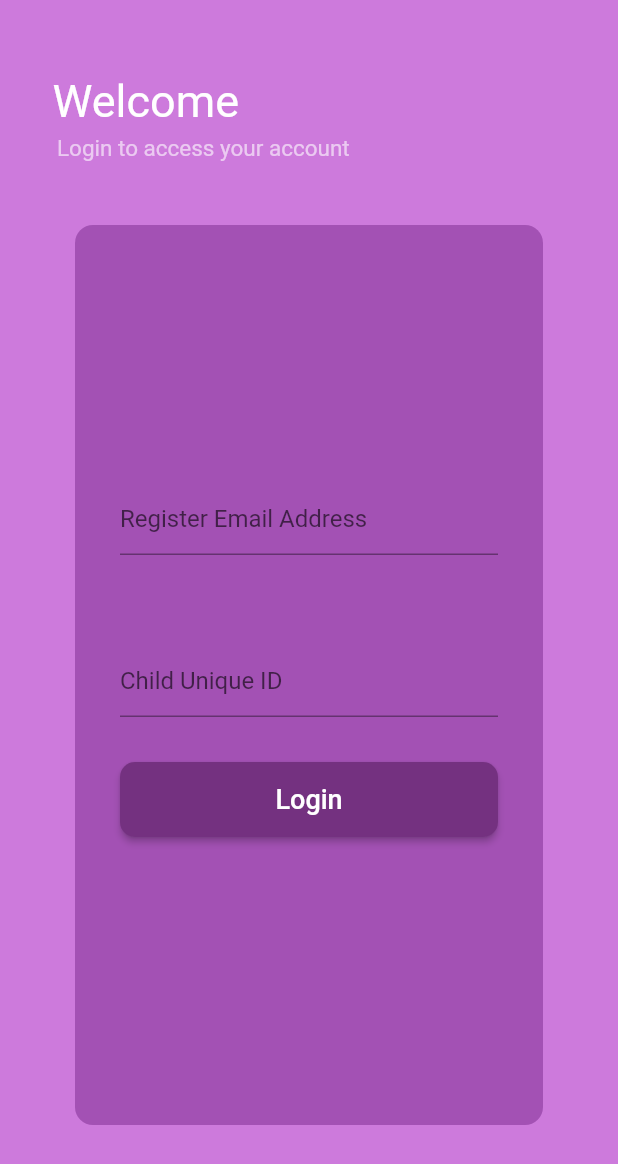
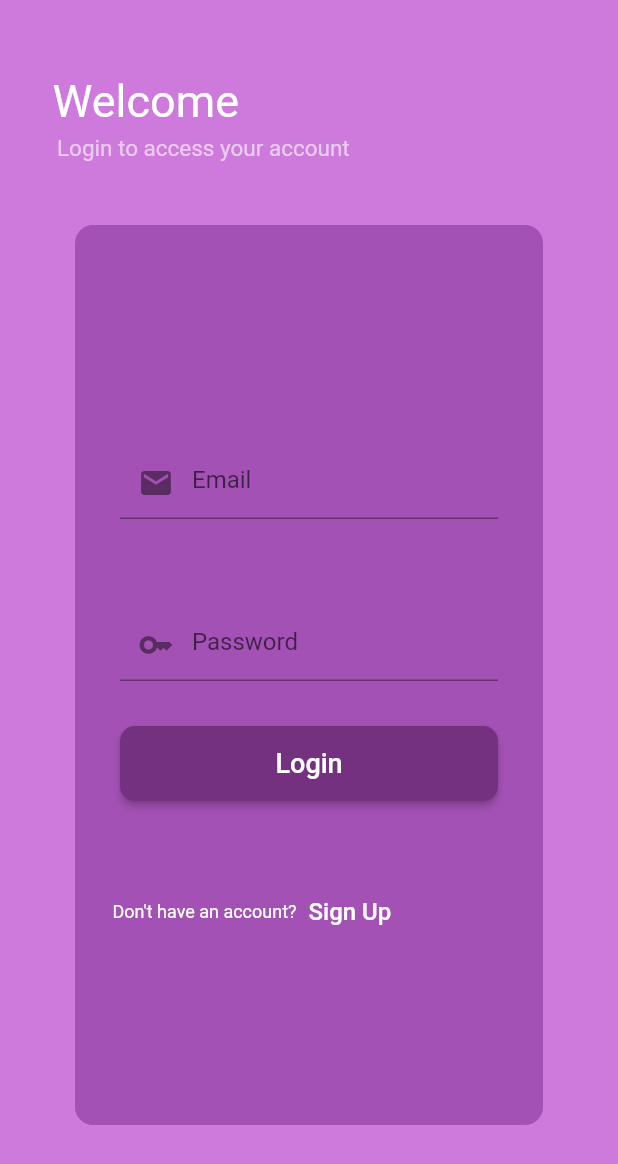
Before and after one commit to Tejaswika/Parvarish-Child, a Flutter app: the LoginPage screen opened directly, on a phone screen of 412 x 824 dp. Shown: the top 1164 px of the screen. Run offline on Flutter 3.47's test engine with Material 2 defaults, Android fonts, the light colour scheme and no system bars; our stand-ins replace carousel_slider, firebase_auth, firebase_core, syncfusion_flutter_charts; accounts and stored records are empty.

Commit message:
child auth

```diff
--- a/lib/main.dart
+++ b/lib/main.dart
@@ -1,7 +1,11 @@
+import 'package:firebase_core/firebase_core.dart';
 import 'package:flutter/material.dart';
 import 'package:child/route_test_screen.dart';
 
-void main() {
+void main() async {
+  WidgetsFlutterBinding.ensureInitialized();
+  await Firebase.initializeApp();
+
   runApp(const MyApp());
 }
 
--- a/lib/screens/login_screen.dart
+++ b/lib/screens/login_screen.dart
@@ -1,19 +1,19 @@
 // ignore_for_file: avoid_unnecessary_containers, prefer_const_constructors, unused_import
 
 import 'package:child/screens/MyNavPill.dart';
+import 'package:firebase_auth/firebase_auth.dart';
 import 'package:flutter/material.dart';
-import 'package:child/screens/SelectChild.dart';
 import 'package:child/screens/SignUp_Screen.dart';
-import 'package:child/screens/forgot_password.dart';
 
 class LoginPage extends StatefulWidget {
-  const LoginPage({Key? key}) : super(key: key);
-
   @override
   State<LoginPage> createState() => _LoginPage();
 }
 
 class _LoginPage extends State<LoginPage> {
+  late String _email, _password;
+  final auth = FirebaseAuth.instance;
+
   @override
   Widget build(BuildContext context) {
     return Container(
@@ -47,9 +47,16 @@ class _LoginPage extends State<LoginPage> {
                     Container(
                       padding: EdgeInsets.all(30),
                       child: TextField(
+                        keyboardType: TextInputType.emailAddress,
                         decoration: InputDecoration(
-                          hintText: 'Register Email Address',
+                          prefixIcon: Icon(Icons.mail),
+                          hintText: 'Email',
                         ),
+                        onChanged: (value) {
+                          setState(() {
+                            _email = value.trim();
+                          });
+                        },
                       ),
                     ),
                     Container(
@@ -57,8 +64,13 @@ class _LoginPage extends State<LoginPage> {
                       child: TextField(
                         obscureText: true, //password stays hidden
                         decoration: InputDecoration(
-                          hintText: 'Child Unique ID',
-                        ),
+                            hintText: 'Password',
+                            prefixIcon: Icon(Icons.key_outlined)),
+                        onChanged: (value) {
+                          setState(() {
+                            _password = value.trim();
+                          });
+                        },
                       ),
                     ),
                     Padding(
@@ -67,10 +79,14 @@ class _LoginPage extends State<LoginPage> {
                         minWidth: double.infinity,
                         height: 50,
                         onPressed: () {
-                          Navigator.push(
-                              context,
-                              MaterialPageRoute(
-                                  builder: (context) => MyNavPill()));
+                          auth
+                              .signInWithEmailAndPassword(
+                                  email: _email, password: _password)
+                              .then((_) {
+                            Navigator.of(context).pushReplacement(
+                                MaterialPageRoute(
+                                    builder: (context) => MyNavPill()));
+                          });
                         },
                         color: const Color.fromARGB(255, 116, 49, 128),
                         shape: RoundedRectangleBorder(
@@ -89,6 +105,30 @@ class _LoginPage extends State<LoginPage> {
                       //giave space between 2 boxes
                       height: 20,
                     ),
+                    Container(
+                      padding: EdgeInsets.only(left: 25),
+                      child: Row(
+                        children: [
+                          Container(
+                              child: Text(
+                            'Don\'t have an account?',
+                            style: TextStyle(color: Colors.white, fontSize: 12),
+                          )),
+                          TextButton(
+                              onPressed: () {
+                                Navigator.push(
+                                    context,
+                                    MaterialPageRoute(
+                                        builder: (context) => SignUpPage()));
+                              },
+                              child: Text(
+                                'Sign Up',
+                                style: TextStyle(
+                                    fontSize: 16, color: Colors.white),
+                              )),
+                        ],
+                      ),
+                    )
                   ]),
                 )),
               )
--- a/pubspec.yaml
+++ b/pubspec.yaml
@@ -33,6 +33,11 @@ dependencies:
   fl_chart: ^0.45.0
   carousel_slider: ^3.0.0
   cupertino_icons: ^1.0.0
+  # Firebase Database
+  cloud_firestore: ^3.4.2
+  # Firebase Authentication
+  firebase_auth: ^3.6.1
+  firebase_core: ^1.20.0
 
 dev_dependencies:
   flutter_test:
```
Also changed, not shown: lib/screens/SignUp_Screen.dart (+95 -89 lines), pubspec.lock, 3 other files.
